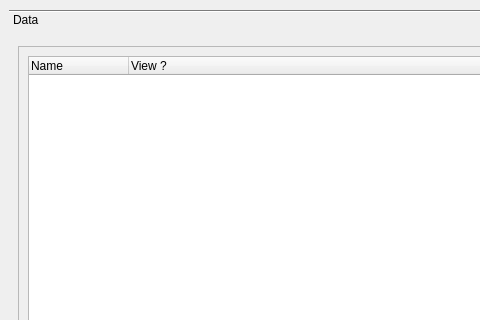
This is ciclone/forms/ImagesViewer.ui in NeuroTech-Platform/CiCLONE as Qt 5 draws it before an edit; both pictures show x 0 to 480 and y 0 to 320 of the 900 by 751 pixel window. The edited form follows.
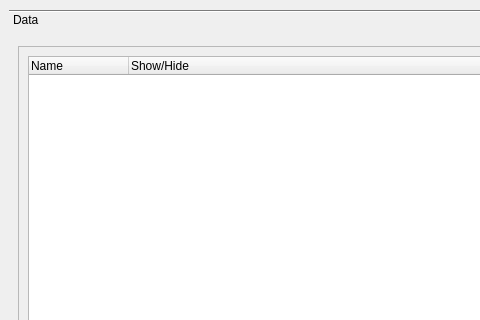
This is the edited form. Custom widgets are drawn as their Qt base class.

Commit message: MVC check + fix UI

The edit to the form file:
```diff
--- a/ciclone/forms/ImagesViewer.ui
+++ b/ciclone/forms/ImagesViewer.ui
@@ -37,6 +37,14 @@
            <number>0</number>
           </property>
           <widget class="QWidget" name="page_4">
+           <property name="geometry">
+            <rect>
+             <x>0</x>
+             <y>0</y>
+             <width>546</width>
+             <height>324</height>
+            </rect>
+           </property>
            <attribute name="label">
             <string>Data</string>
            </attribute>
@@ -63,7 +71,7 @@
                 <rect>
                  <x>0</x>
                  <y>0</y>
-                 <width>440</width>
+                 <width>520</width>
                  <height>298</height>
                 </rect>
                </property>
@@ -83,7 +91,7 @@
                   </column>
                   <column>
                    <property name="text">
-                    <string>View ? </string>
+                    <string>Show/Hide</string>
                    </property>
                   </column>
                  </widget>
```
Left out of the diff: 10 changed lines with no effect on the pictures. The commit also changes 5 other files.
